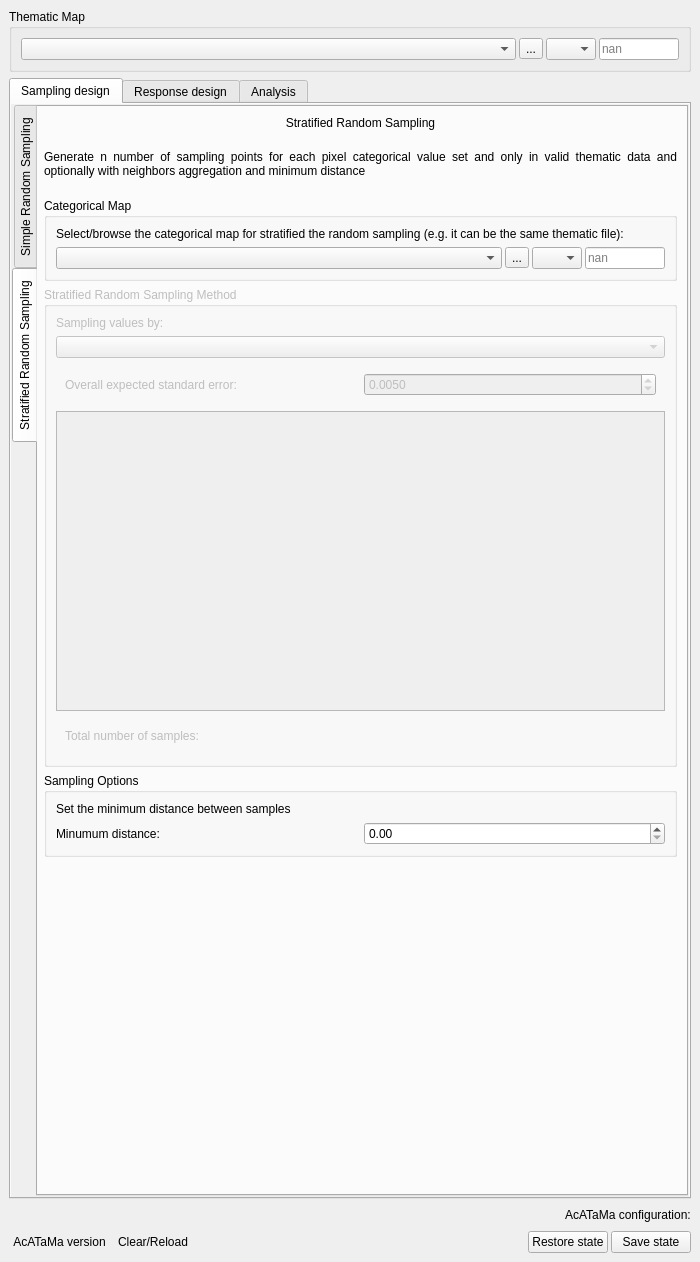
Old version of the form ui/acatama_dockwidget.ui in the repository SMByC/AcATaMa.
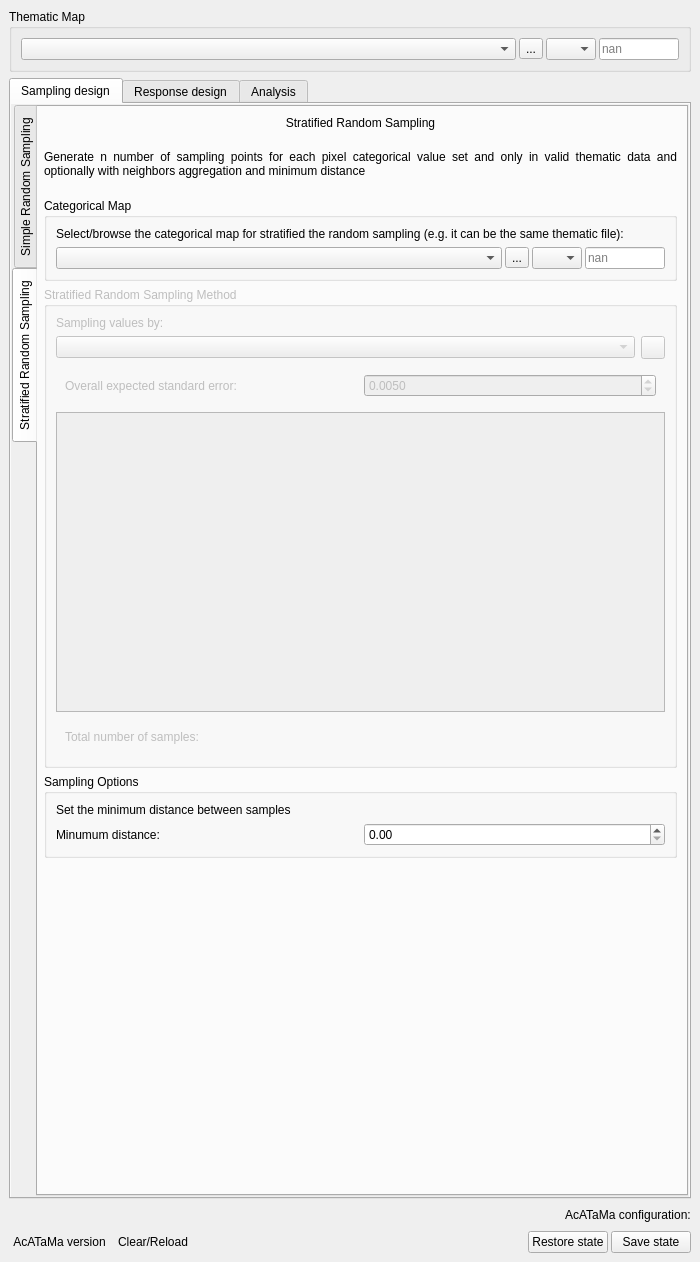
New version of the form. The open tabs and pages were chosen to show the change. Icons and pictures are not drawn. Custom widgets are drawn as their Qt base class.

Commit message: New button for reload the pixel value/color table, resetting the style and pixel count

```diff
--- a/ui/acatama_dockwidget.ui
+++ b/ui/acatama_dockwidget.ui
@@ -154,7 +154,7 @@
             <rect>
              <x>0</x>
              <y>0</y>
-             <width>655</width>
+             <width>660</width>
              <height>1231</height>
             </rect>
            </property>
@@ -635,6 +635,21 @@
                        </widget>
                       </item>
                       <item>
+                       <widget class="QWidget" name="widget_7" native="true">
+                        <layout class="QHBoxLayout" name="horizontalLayout_5">
+                         <property name="leftMargin">
+                          <number>0</number>
+                         </property>
+                         <property name="topMargin">
+                          <number>0</number>
+                         </property>
+                         <property name="rightMargin">
+                          <number>0</number>
+                         </property>
+                         <property name="bottomMargin">
+                          <number>0</number>
+                         </property>
+                         <item>
                        <widget class="QComboBox" name="QCBox_StraRS_Method">
                         <property name="sizePolicy">
                          <sizepolicy hsizetype="Preferred" vsizetype="Fixed">
@@ -658,6 +673,32 @@
                           <string>Area based proportion (using overall std error)</string>
                          </property>
                         </item>
+                          </widget>
+                         </item>
+                         <item>
+                          <widget class="QToolButton" name="QPBtn_reloadSrsTable">
+                           <property name="sizePolicy">
+                            <sizepolicy hsizetype="Fixed" vsizetype="Preferred">
+                             <horstretch>0</horstretch>
+                             <verstretch>0</verstretch>
+                            </sizepolicy>
+                           </property>
+                           <property name="toolTip">
+                            <string>&lt;html&gt;&lt;head/&gt;&lt;body&gt;&lt;p&gt;Reload the pixel value/color table, resetting the style and pixel count&lt;/p&gt;&lt;/body&gt;&lt;/html&gt;</string>
+                           </property>
+                           <property name="text">
+                            <string/>
+                           </property>
+                           <property name="icon">
+                            <iconset>
+                             <normaloff>:/plugins/AcATaMa/icons/reload.svg</normaloff>:/plugins/AcATaMa/icons/reload.svg</iconset>
+                           </property>
+                           <property name="toolButtonStyle">
+                            <enum>Qt::ToolButtonIconOnly</enum>
+                           </property>
+                          </widget>
+                         </item>
+                        </layout>
                        </widget>
                       </item>
                       <item>
```
Lines whose indentation alone changed are shown as unchanged. The commit also changes 2 other files.
